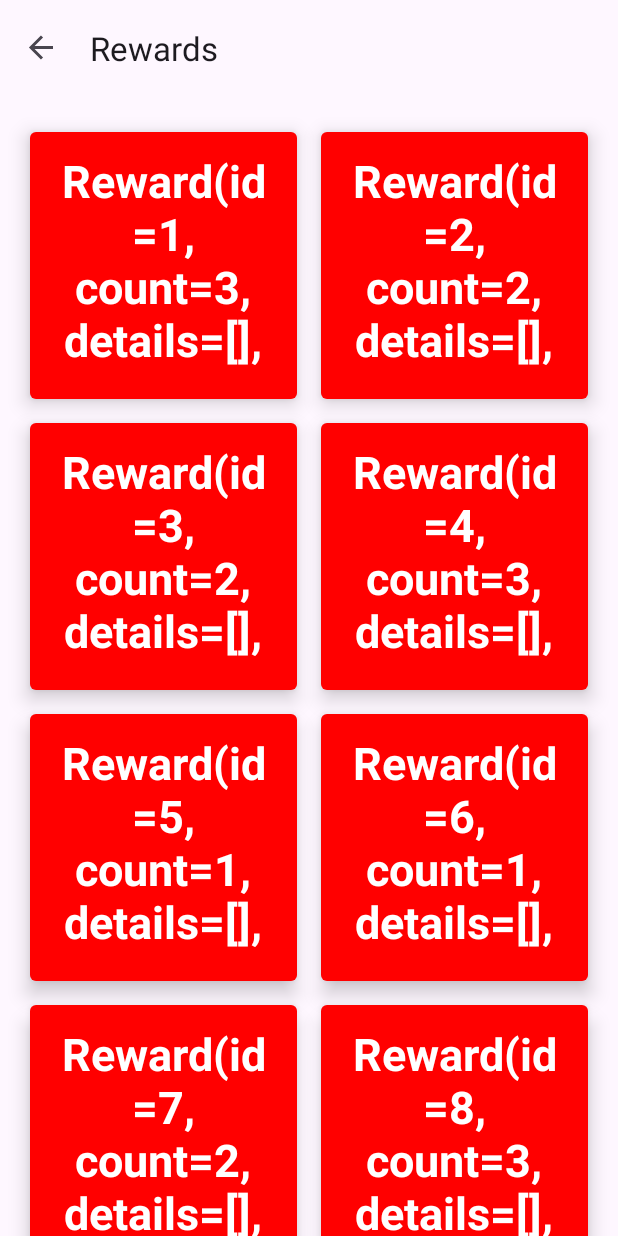
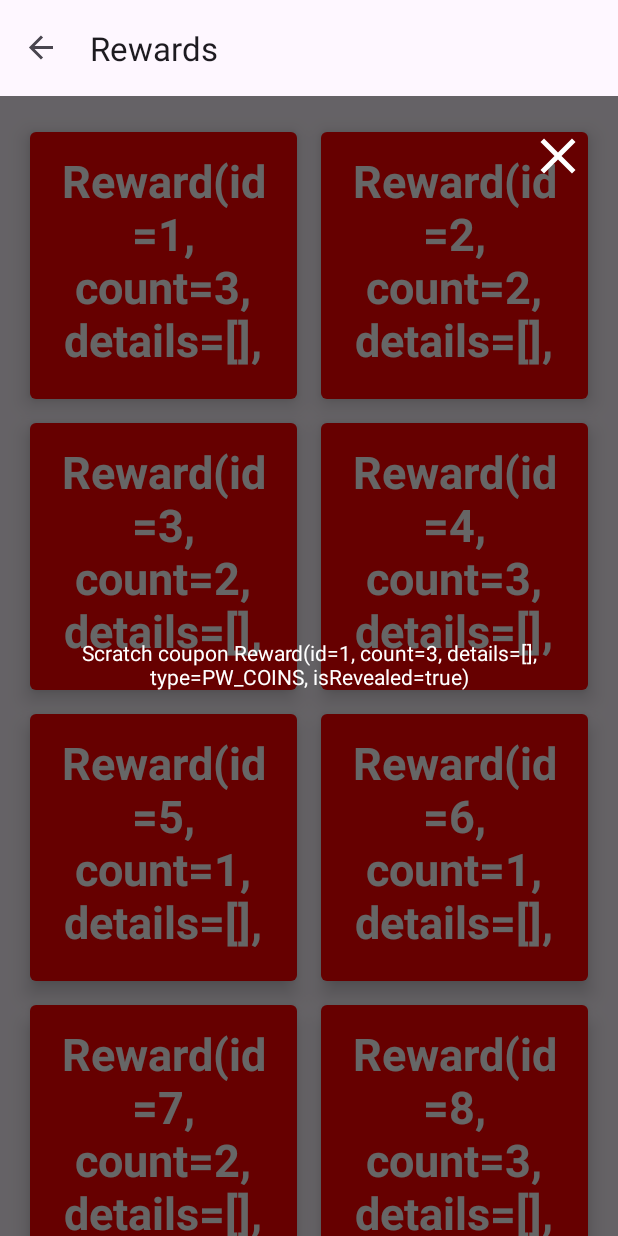
Before and after one commit to pallaw/swipe_and_learn, an Android app built with Jetpack Compose: the RewardsFragment screen opened through its navigation route, after a tap on an icon or button, on a phone screen of 412 x 824 dp. Run offline under Robolectric (Android 15) with nearby library versions, the phone set to English and light mode, and no system bars; our stand-ins replace navigation-ui.

Commit message:
Reward coupon dialog screen basic setup

```diff
--- a/app/src/main/java/com/pallaw/swipeandlearnf/ui/reward/RewardsFragment.kt
+++ b/app/src/main/java/com/pallaw/swipeandlearnf/ui/reward/RewardsFragment.kt
@@ -43,7 +43,7 @@ class RewardsFragment : Fragment() {
         composeView.setContent {
             MaterialTheme {
                 val rewardState by viewModel.uiState.collectAsState()
-                RewardsScreen(
+                RewardsListScreen(
                     state = rewardState,
                     rewardClicked = {
                         viewModel.setEvent(RewardScreenContract.Event.RewardClicked(it))
--- a/app/src/main/java/com/pallaw/swipeandlearnf/ui/reward/RewardsScreen.kt
+++ b/app/src/main/java/com/pallaw/swipeandlearnf/ui/reward/RewardsListScreen.kt
@@ -1,5 +1,7 @@
 package com.pallaw.swipeandlearnf.ui.reward
 
+import androidx.compose.animation.AnimatedVisibility
+import androidx.compose.foundation.layout.Box
 import androidx.compose.foundation.layout.PaddingValues
 import androidx.compose.foundation.layout.aspectRatio
 import androidx.compose.foundation.layout.fillMaxWidth
@@ -10,6 +12,10 @@ import androidx.compose.material.Card
 import androidx.compose.material.ExperimentalMaterialApi
 import androidx.compose.material.Text
 import androidx.compose.runtime.Composable
+import androidx.compose.runtime.getValue
+import androidx.compose.runtime.mutableStateOf
+import androidx.compose.runtime.remember
+import androidx.compose.runtime.setValue
 import androidx.compose.ui.Modifier
 import androidx.compose.ui.graphics.Color
 import androidx.compose.ui.text.font.FontWeight
@@ -20,11 +26,15 @@ import androidx.compose.ui.unit.sp
 import com.pallaw.swipeandlearnf.domain.model.Reward
 
 @Composable
-fun RewardsScreen(
+fun RewardsListScreen(
     state: RewardScreenContract.State = RewardScreenContract.State(),
     rewardClicked: (reward: Reward) -> Unit,
     modifier: Modifier = Modifier
 ) {
+
+    var showCouponDialog by remember { mutableStateOf(false) }
+    var currentReward: Reward? by remember { mutableStateOf(null) }
+
     LazyVerticalGrid(
         columns = GridCells.Fixed(2),
         contentPadding = PaddingValues(
@@ -35,9 +45,19 @@ fun RewardsScreen(
         ),
         content = {
             items(state.rewards.size) {
-                ScratchCard(state.rewards[it], rewardClicked)
+                ScratchCard(state.rewards[it]) { clickedReward ->
+                    showCouponDialog = !showCouponDialog
+                    currentReward = clickedReward
+                }
             }
         })
+
+    AnimatedVisibility(visible = showCouponDialog) {
+        ScratchCouponDialog(reward = currentReward!!) {
+            showCouponDialog = !showCouponDialog
+        }
+    }
+
 }
 
 @OptIn(ExperimentalMaterialApi::class)
@@ -54,6 +74,8 @@ private fun ScratchCard(reward: Reward, cardClicked: (reward: Reward) -> Unit) {
             cardClicked.invoke(reward)
         }
     ) {
+        Box {
+
             Text(
                 text = "$reward",
                 fontWeight = FontWeight.Bold,
@@ -64,12 +86,13 @@ private fun ScratchCard(reward: Reward, cardClicked: (reward: Reward) -> Unit) {
             )
         }
     }
+}
 
 @Preview
 @Composable
 private fun PreviewRewardsScreen() {
     val rewardList = (1..10).map { Reward(id = it, type = Reward.Type.SKIP) }
-    RewardsScreen(
+    RewardsListScreen(
         state = RewardScreenContract.State().copy(rewards = rewardList),
         rewardClicked = {}
     )
--- /dev/null
+++ b/app/src/main/java/com/pallaw/swipeandlearnf/ui/reward/ScratchCouponDialog.kt
@@ -0,0 +1,74 @@
+package com.pallaw.swipeandlearnf.ui.reward
+
+import androidx.compose.foundation.background
+import androidx.compose.foundation.clickable
+import androidx.compose.foundation.layout.Box
+import androidx.compose.foundation.layout.fillMaxSize
+import androidx.compose.foundation.layout.fillMaxWidth
+import androidx.compose.foundation.layout.padding
+import androidx.compose.foundation.layout.size
+import androidx.compose.material.Icon
+import androidx.compose.material.IconButton
+import androidx.compose.material.MaterialTheme
+import androidx.compose.material.Text
+import androidx.compose.material.icons.Icons
+import androidx.compose.material.icons.filled.Clear
+import androidx.compose.runtime.Composable
+import androidx.compose.ui.Alignment
+import androidx.compose.ui.Modifier
+import androidx.compose.ui.graphics.Color
+import androidx.compose.ui.text.style.TextAlign
+import androidx.compose.ui.tooling.preview.Preview
+import androidx.compose.ui.unit.dp
+import com.pallaw.swipeandlearnf.domain.model.Reward
+
+@Composable
+fun ScratchCouponDialog(
+    modifier: Modifier = Modifier,
+    reward: Reward,
+    onCloseListener: () -> Unit
+) {
+    Box(
+        modifier = Modifier
+            .clickable {}
+            .fillMaxSize()
+            .background(Color.Black.copy(alpha = 0.6f)),
+    ) {
+        IconButton(
+            onClick = { onCloseListener.invoke() },
+            modifier = Modifier
+                .align(Alignment.TopEnd)
+                .padding(16.dp)
+        ) {
+            Icon(
+                imageVector = Icons.Default.Clear,
+                contentDescription = "Clear",
+                tint = MaterialTheme.colors.onPrimary,
+                modifier = Modifier.size(40.dp),
+            )
+        }
+
+        Text(
+            text = "Scratch coupon ${reward}",
+            color = Color.White,
+            modifier = Modifier
+                .fillMaxWidth()
+                .align(Alignment.Center),
+            textAlign = TextAlign.Center
+        )
+    }
+}
+
+@Preview
+@Composable
+private fun PreviewScratchCouponDialog() {
+    MaterialTheme {
+        ScratchCouponDialog(
+            reward = Reward(
+                id = 5,
+                type = Reward.Type.DIAMOND
+            ),
+            onCloseListener = {}
+        )
+    }
+}
```
Lines whose indentation alone changed are shown as unchanged.
